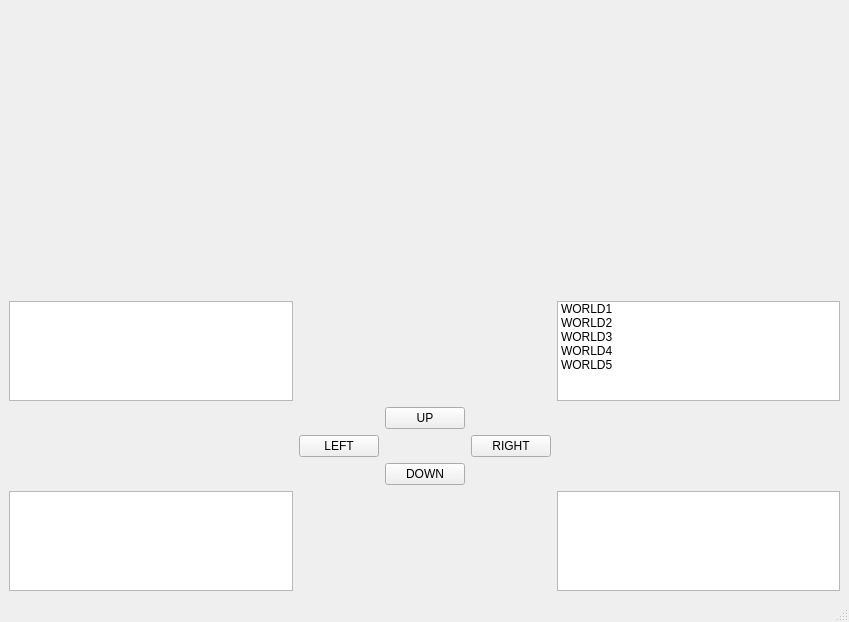
First picture: the form in Zork/Forms/mainwindow.ui, repository JoshMcGiff/CS4076Project, before the edit.
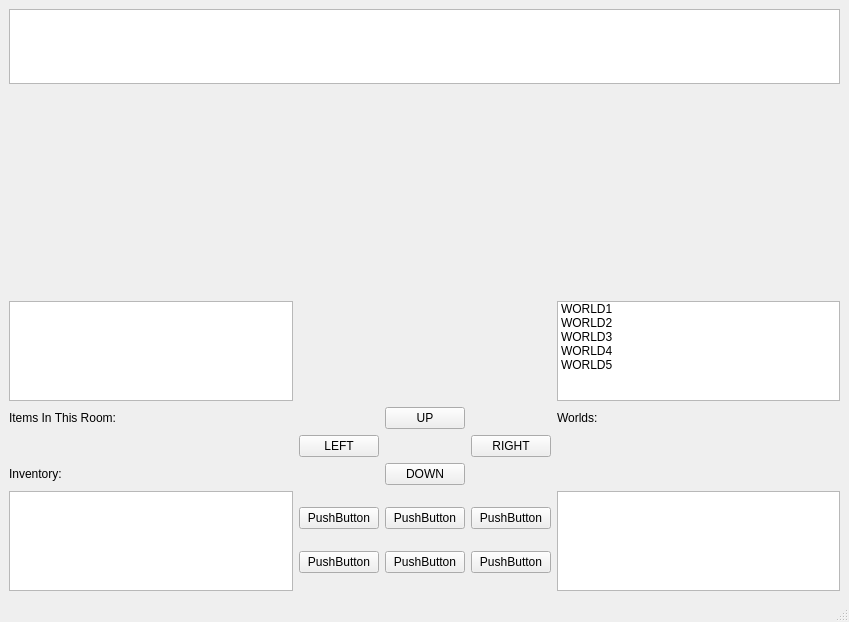
Second picture: the form after the edit.

What changed in the file:
```diff
--- a/Zork/Forms/mainwindow.ui
+++ b/Zork/Forms/mainwindow.ui
@@ -15,6 +15,22 @@
   </property>
   <widget class="QWidget" name="centralwidget">
    <layout class="QVBoxLayout" name="verticalLayout">
+    <item>
+     <widget class="QTextEdit" name="DIALOGUEBOX">
+      <property name="sizePolicy">
+       <sizepolicy hsizetype="Expanding" vsizetype="Maximum">
+        <horstretch>0</horstretch>
+        <verstretch>0</verstretch>
+       </sizepolicy>
+      </property>
+      <property name="maximumSize">
+       <size>
+        <width>16777215</width>
+        <height>75</height>
+       </size>
+      </property>
+     </widget>
+    </item>
     <item>
      <layout class="QGridLayout" name="MAPGRID">
       <item row="0" column="0">
@@ -34,55 +50,112 @@
       <property name="sizeConstraint">
        <enum>QLayout::SetMaximumSize</enum>
       </property>
-      <item row="5" column="0">
-       <widget class="QListWidget" name="INVENTORYLIST">
-        <property name="maximumSize">
-         <size>
-          <width>16777215</width>
-          <height>100</height>
-         </size>
-        </property>
-       </widget>
-      </item>
-      <item row="2" column="4">
+      <item row="3" column="4">
        <widget class="QPushButton" name="DPAD_LEFT">
         <property name="text">
          <string>LEFT</string>
         </property>
        </widget>
       </item>
-      <item row="3" column="5">
+      <item row="2" column="7">
+       <widget class="QLabel" name="label_3">
+        <property name="text">
+         <string>Worlds:</string>
+        </property>
+       </widget>
+      </item>
+      <item row="6" column="4">
+       <layout class="QVBoxLayout" name="verticalLayout_5">
+        <item>
+         <widget class="QPushButton" name="pushButton_4">
+          <property name="text">
+           <string>PushButton</string>
+          </property>
+         </widget>
+        </item>
+        <item>
+         <widget class="QPushButton" name="pushButton_3">
+          <property name="text">
+           <string>PushButton</string>
+          </property>
+         </widget>
+        </item>
+       </layout>
+      </item>
+      <item row="6" column="6">
+       <layout class="QVBoxLayout" name="verticalLayout_6">
+        <item>
+         <widget class="QPushButton" name="pushButton_6">
+          <property name="text">
+           <string>PushButton</string>
+          </property>
+         </widget>
+        </item>
+        <item>
+         <widget class="QPushButton" name="pushButton_5">
+          <property name="text">
+           <string>PushButton</string>
+          </property>
+         </widget>
+        </item>
+       </layout>
+      </item>
+      <item row="6" column="7">
+       <widget class="QListWidget" name="listWidget_2">
+        <property name="maximumSize">
+         <size>
+          <width>16777215</width>
+          <height>100</height>
+         </size>
+        </property>
+       </widget>
+      </item>
+      <item row="6" column="0">
+       <widget class="QListWidget" name="INVENTORYLIST">
+        <property name="maximumSize">
+         <size>
+          <width>16777215</width>
+          <height>100</height>
+         </size>
+        </property>
+       </widget>
+      </item>
+      <item row="4" column="5">
        <widget class="QPushButton" name="DPAD_DOWN">
         <property name="text">
          <string>DOWN</string>
         </property>
        </widget>
       </item>
-      <item row="1" column="5">
-       <widget class="QPushButton" name="DPAD_UP">
+      <item row="4" column="0">
+       <widget class="QLabel" name="label_2">
         <property name="text">
-         <string>UP</string>
+         <string>Inventory:</string>
         </property>
        </widget>
       </item>
-      <item row="5" column="7">
-       <widget class="QListWidget" name="listWidget_2">
-        <property name="maximumSize">
-         <size>
-          <width>16777215</width>
-          <height>100</height>
-         </size>
-        </property>
-       </widget>
-      </item>
-      <item row="2" column="6">
+      <item row="3" column="6">
        <widget class="QPushButton" name="DPAD_RIGHT">
         <property name="text">
          <string>RIGHT</string>
         </property>
        </widget>
       </item>
-      <item row="0" column="0">
+      <item row="2" column="0">
+       <widget class="QLabel" name="label">
+        <property name="text">
+         <string>Items In This Room:</string>
+        </property>
+       </widget>
+      </item>
+      <item row="2" column="5">
+       <widget class="QPushButton" name="DPAD_UP">
+        <property name="text">
+         <string>UP</string>
+        </property>
+       </widget>
+      </item>
+      <item row="1" column="0">
        <widget class="QListWidget" name="ROOMITEMS">
         <property name="sizePolicy">
          <sizepolicy hsizetype="Expanding" vsizetype="Maximum">
@@ -98,7 +171,7 @@
         </property>
        </widget>
       </item>
-      <item row="0" column="7">
+      <item row="1" column="7">
        <widget class="QListWidget" name="WORLDLIST">
         <property name="sizePolicy">
          <sizepolicy hsizetype="Expanding" vsizetype="Maximum">
@@ -139,6 +212,24 @@
         </item>
        </widget>
       </item>
+      <item row="6" column="5">
+       <layout class="QVBoxLayout" name="verticalLayout_2">
+        <item>
+         <widget class="QPushButton" name="pushButton_2">
+          <property name="text">
+           <string>PushButton</string>
+          </property>
+         </widget>
+        </item>
+        <item>
+         <widget class="QPushButton" name="pushButton">
+          <property name="text">
+           <string>PushButton</string>
+          </property>
+         </widget>
+        </item>
+       </layout>
+      </item>
      </layout>
     </item>
    </layout>
```
